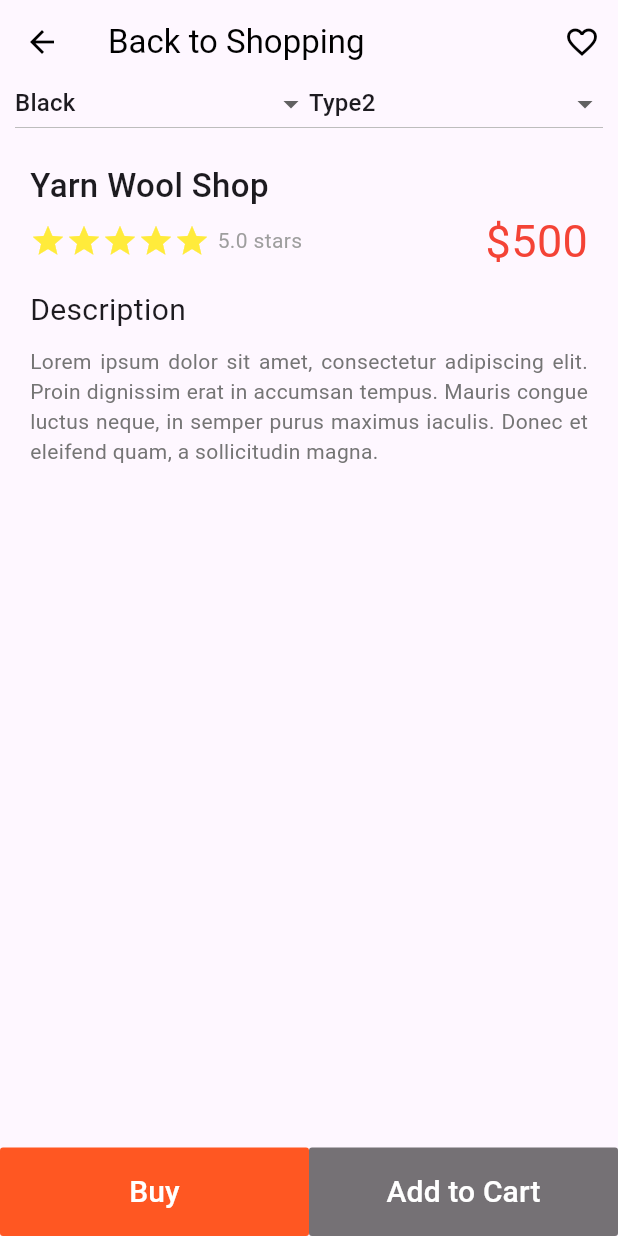
After one commit to 5264A/SHIproject, a Flutter app: the EcommerceDetailTwoPage screen opened directly, on a phone screen of 412 x 824 dp. The commit adds this screen. Run offline on Flutter 3.47's test engine with Material 2 defaults, Android fonts, the phone set to English and light mode, and no system bars; our stand-ins replace carousel_slider, curved_navigation_bar, dots_indicator, fl_chart, geocoding, geolocator and 5 more; missing offline and left inert: image_picker_platform_interface; network calls fail; key blocks and very long unbroken strings in the code were emptied for the run.

Commit message:
first commit

```diff
--- a/lib/Buyer/Navigationbar/BuyerBottombar.dart
+++ b/lib/Buyer/Navigationbar/BuyerBottombar.dart
@@ -1,9 +1,10 @@
 import 'package:flutter/cupertino.dart';
 import 'package:flutter/material.dart';
 import 'package:projectwork/LocationData/getlocation.dart';
+import 'package:projectwork/cart/cart.dart';
 
 import '../../EducationList/Educationmain.dart';
-import '../../OrderList.dart';
+
 import '../../StateListData/StateData.dart';
 import '../../WoolEducation/WoolEducation.dart';
 import '../MainPage/BuyerHomepage.dart';
@@ -18,7 +19,7 @@ class BuyerBottombar extends StatefulWidget {
 
 class _BuyerBottombarState extends State<BuyerBottombar> {
   PageController pageController=PageController();
-  List<Widget>pages=[BuyerHomePage(),StateData(),EducationList(),OrderList()];
+  List<Widget>pages=[BuyerHomePage(),StateData(),EducationList(),CartOnePage()];
 
  // int selectIndex=0;
   void onPageChanged(int index){
@@ -61,7 +62,7 @@ class _BuyerBottombarState extends State<BuyerBottombar> {
                 label: 'Education',backgroundColor: Color(0xffEADDCA),),
             BottomNavigationBarItem(
                 icon: Icon(Icons.shopping_cart,color: Color(0xffD27D2D)),
-                label: 'Your Orders',backgroundColor: Color(0xffEADDCA),),
+                label: 'cart',backgroundColor: Color(0xffEADDCA),),
           ],
         ),
       ),
--- a/lib/Farmersection/Farmermain.dart
+++ b/lib/Farmersection/Farmermain.dart
@@ -1,9 +1,12 @@
 import 'package:flutter/material.dart';
 import 'package:projectwork/Farmersection/Farmerbottom.dart';
 import 'package:projectwork/Farmersection/Farmermain2.dart';
+import 'package:projectwork/Openpageforbuyers/openpage.dart';
+
 import 'package:share_plus/share_plus.dart';
 
 import '../MidSeller/MainPage/FoodPageBody.dart';
+import '../OrderSection/Orderlist.dart';
 import '../Profile/ProfileScreen.dart';
 import '../Profile/UserProfileScreen/UserProfileScreen.dart';
 import '../widgets/big_text.dart';
@@ -182,6 +185,10 @@ class _FarmerHomePageState extends State<FarmerHomePage> {
                     onTap: () =>Navigator.push(context,MaterialPageRoute(builder: (context)=>UserDataScreen())),
                   ),
                   _buildDivider(),
+                  InkWell(child: _buildRow(Icons.shopping_cart, "Your Order"), onTap: () =>Navigator.push(context,MaterialPageRoute(builder: (context)=>OrderList())),
+
+                  ),
+                  _buildDivider(),
                   InkWell(child: _buildRow(Icons.share_outlined, "Share"), onTap: () => Share.share('com.example.projectwork'),),
                   _buildDivider(),
                   _buildRow(Icons.notifications, "Notifications",
--- a/lib/MidSeller/Navigationbar/navigationbar.dart
+++ b/lib/MidSeller/Navigationbar/navigationbar.dart
@@ -1,8 +1,9 @@
 import 'package:flutter/cupertino.dart';
 import 'package:flutter/material.dart';
 import 'package:projectwork/LocationData/getlocation.dart';
-import 'package:projectwork/OrderList.dart';
+
 import 'package:projectwork/OrderListSellerSection/OrderListBuyerSection.dart';
+import 'package:projectwork/cart/cart.dart';
 
 import '../../EducationList/Educationmain.dart';
 import '../../StateListData/StateData.dart';
@@ -19,7 +20,7 @@ class Bottombar extends StatefulWidget {
 
 class _BottombarState extends State<Bottombar> {
   PageController pageController=PageController();
-  List<Widget>pages=[HomePage(),StateData(),EducationList(),OrderList()];
+  List<Widget>pages=[HomePage(),StateData(),EducationList(),CartOnePage()];
 
   // int selectIndex=Item as int;
   void onPageChanged(int index){
@@ -62,7 +63,7 @@ class _BottombarState extends State<Bottombar> {
                 label: 'Education',backgroundColor: Color(0xffD27D2D),),
             BottomNavigationBarItem(
                 icon: Icon(Icons.shopping_cart,color: Color(0xffD27D2D),),
-                label: 'Your Orders',backgroundColor: Color(0xffD27D2D),),
+                label: 'Cart',backgroundColor: Color(0xffD27D2D),),
           ],
         ),
       ),
--- /dev/null
+++ b/lib/Openpageforbuyers/openpage.dart
@@ -0,0 +1,165 @@
+import 'package:flutter/material.dart';
+import 'package:flutter/services.dart';
+
+class EcommerceDetailTwoPage extends StatelessWidget {
+  static const String path = "lib/src/pages/ecommerce/ecommerce_detail2.dart";
+
+  const EcommerceDetailTwoPage({super.key});
+  @override
+  Widget build(BuildContext context) {
+    return Scaffold(
+      body: Stack(
+        fit: StackFit.expand,
+        children: <Widget>[
+          ListView(
+            children: <Widget>[
+             // PNetworkImage(images[4]),
+
+              Container(
+                margin: EdgeInsets.only(top:40),
+                padding: const EdgeInsets.symmetric(horizontal: 10.0, vertical: 5.0),
+                child: Row(
+                  children: <Widget>[
+                    Expanded(
+                        child: buildDropdownButton(
+                            ['Black', 'Blue', 'Red'], 'Black')),
+                    Expanded(
+                        child: buildDropdownButton(
+                            ['Type1', 'Type2', 'Type3', 'Type4'], 'Type2')),
+                  ],
+                ),
+              ),
+              Container(
+                padding: const EdgeInsets.only(left: 20.0, right: 20.0, top: 10.0),
+                child: const Text(
+                  "Yarn Wool Shop",
+                  style: TextStyle(fontSize: 22.0, fontWeight: FontWeight.w500),
+                ),
+              ),
+              Row(
+                mainAxisAlignment: MainAxisAlignment.spaceBetween,
+                children: <Widget>[
+                  Expanded(
+                      child: Row(
+                        children: const <Widget>[
+                          SizedBox(
+                            width: 20.0,
+                          ),
+                          Icon(Icons.star, color: Colors.yellow),
+                          Icon(Icons.star, color: Colors.yellow),
+                          Icon(Icons.star, color: Colors.yellow),
+                          Icon(Icons.star, color: Colors.yellow),
+                          Icon(Icons.star, color: Colors.yellow),
+                          SizedBox(
+                            width: 5.0,
+                          ),
+                          Text("5.0 stars",
+                              style: TextStyle(color: Colors.grey, fontSize: 14.0))
+                        ],
+                      )),
+                  const Text("\$500",
+                      style: TextStyle(
+                        color: Colors.red,
+                        fontSize: 30.0,
+                      )),
+                  const SizedBox(
+                    width: 20.0,
+                  ),
+                ],
+              ),
+              Container(
+                  padding:
+                  const EdgeInsets.symmetric(horizontal: 20.0, vertical: 10.0),
+                  child: const Text("Description",
+                      style: TextStyle(
+                          fontSize: 20.0, fontWeight: FontWeight.w400))),
+              Container(
+                padding: const EdgeInsets.only(left: 20.0, right: 20.0, bottom: 10.0),
+                child: Text(
+                  "Lorem ipsum dolor sit amet, consectetur adipiscing elit. Proin dignissim erat in accumsan tempus. Mauris congue luctus neque, in semper purus maximus iaculis. Donec et eleifend quam, a sollicitudin magna.",
+                  textAlign: TextAlign.justify,
+                  style: TextStyle(color: Colors.grey.shade600),
+                ),
+              ),
+            ],
+          ),
+          Column(
+            mainAxisAlignment: MainAxisAlignment.spaceBetween,
+            children: <Widget>[
+              AppBar(
+                iconTheme: const IconThemeData(color: Colors.black),
+                backgroundColor: Colors.transparent,
+                elevation: 0,
+                title: const Text(
+                  "Back to Shopping",
+                  style: TextStyle(color: Colors.black),
+                ),
+                actions: <Widget>[
+                  IconButton(
+                    icon: const Icon(Icons.favorite_border),
+                    onPressed: () {},
+                  )
+                ], systemOverlayStyle: SystemUiOverlayStyle.dark,
+              ),
+              Row(
+                mainAxisSize: MainAxisSize.min,
+                children: <Widget>[
+                  Expanded(
+                    child: MaterialButton(
+                      color: Colors.deepOrange,
+                      elevation: 0,
+                      onPressed: () {},
+                      child: Container(
+                        padding: const EdgeInsets.all(15.0),
+                        child: const Text(
+                          "Buy",
+                          textAlign: TextAlign.center,
+                          style: TextStyle(
+                              fontSize: 20.0,
+                              color: Colors.white,
+                              fontWeight: FontWeight.w500),
+                        ),
+                      ),
+                    ),
+                  ),
+                  Expanded(
+                    child: MaterialButton(
+                      color: Colors.black54,
+                      elevation: 0,
+                      onPressed: () {},
+                      child: Container(
+                        padding: const EdgeInsets.all(15.0),
+                        child: const Text(
+                          "Add to Cart",
+                          textAlign: TextAlign.center,
+                          style: TextStyle(
+                              fontSize: 20.0,
+                              color: Colors.white,
+                              fontWeight: FontWeight.w500),
+                        ),
+                      ),
+                    ),
+                  ),
+                ],
+              )
+            ],
+          )
+        ],
+      ),
+    );
+  }
+
+  Widget buildDropdownButton(List<String> items, String selectedValue) {
+    return DropdownButton<String>(
+      isExpanded: true,
+      value: selectedValue,
+      onChanged: (_) {},
+      items: items.map<DropdownMenuItem<String>>((String value) {
+        return DropdownMenuItem<String>(
+          value: value,
+          child: Text(value),
+        );
+      }).toList(),
+    );
+  }
+}
--- a/lib/Profile/ProfileScreen.dart
+++ b/lib/Profile/ProfileScreen.dart
@@ -4,6 +4,7 @@ import 'package:flutter/material.dart';
 
 import 'package:share_plus/share_plus.dart';
 
+import '../Openpageforbuyers/openpage.dart';
 import 'UserProfileScreen/UserProfileScreen.dart';
 
 class ProfileClick extends StatelessWidget {
@@ -56,6 +57,12 @@ class ProfileClick extends StatelessWidget {
             title: Text('Share'),
             onTap: () => Share.share('com.example.projectwork'),
            ),
+          ListTile(
+            leading: Icon(Icons.shopping_cart),
+            title: Text('Your orders'),
+            onTap: () =>Navigator.push(context,MaterialPageRoute(builder: (context)=>EcommerceDetailTwoPage())),
+
+          ),
           ListTile(
             leading: Icon(Icons.notifications),
             title: Text('Notification'),
--- a/lib/main.dart
+++ b/lib/main.dart
@@ -10,6 +10,7 @@ import 'package:projectwork/MidSeller/MainPage/Homepage.dart';
 import 'package:projectwork/Profile/UserProfileScreen/UserProfileScreen.dart';
 import 'package:projectwork/StateListData/StateData.dart';
 import 'package:projectwork/TrackingSide/Trackingpage1.dart';
+import 'package:projectwork/cart/cart.dart';
 import 'package:projectwork/signuplogin.dart';
 
 
@@ -34,7 +35,7 @@ class MyApp extends StatelessWidget {
         colorScheme: ColorScheme.fromSeed(seedColor: Colors.deepPurple),
         useMaterial3: true,
       ),
-      home:AuthPage(),
+      home:RealHome(),
     );
   }
 }
```
Also changed, not shown: lib/MidSeller/FarmersList.dart (+5 -3 lines), lib/OrderList.dart (deleted, +0 -24 lines), lib/OrderSection/Orderlist.dart (added, +138 -0 lines), lib/cart/cart.dart (added, +164 -0 lines).
